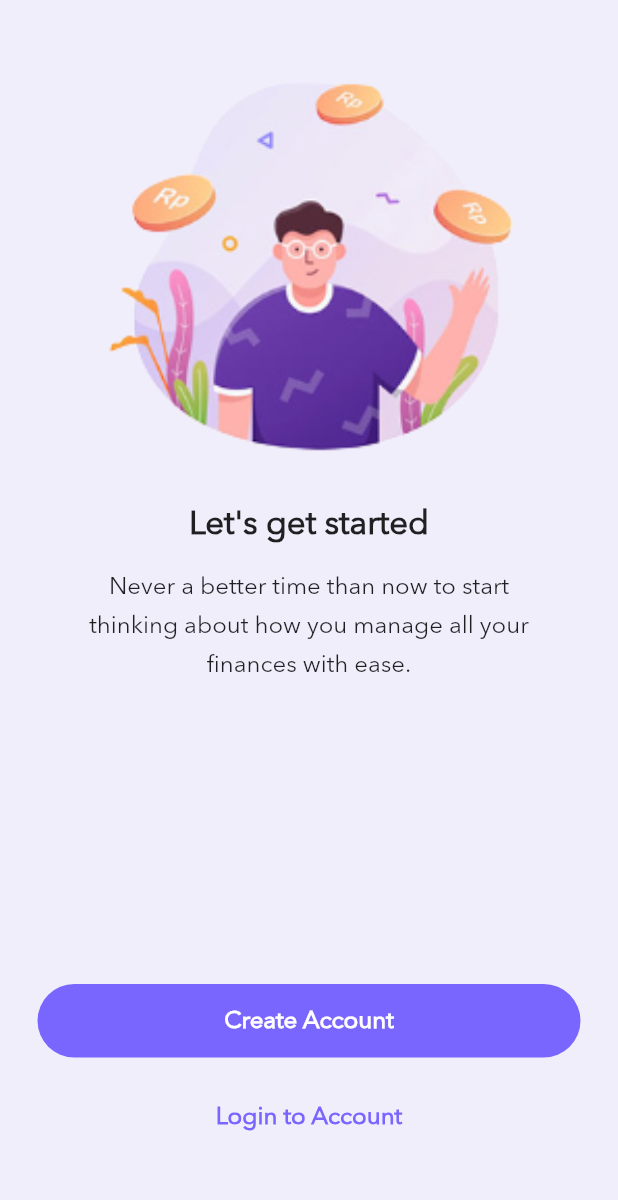
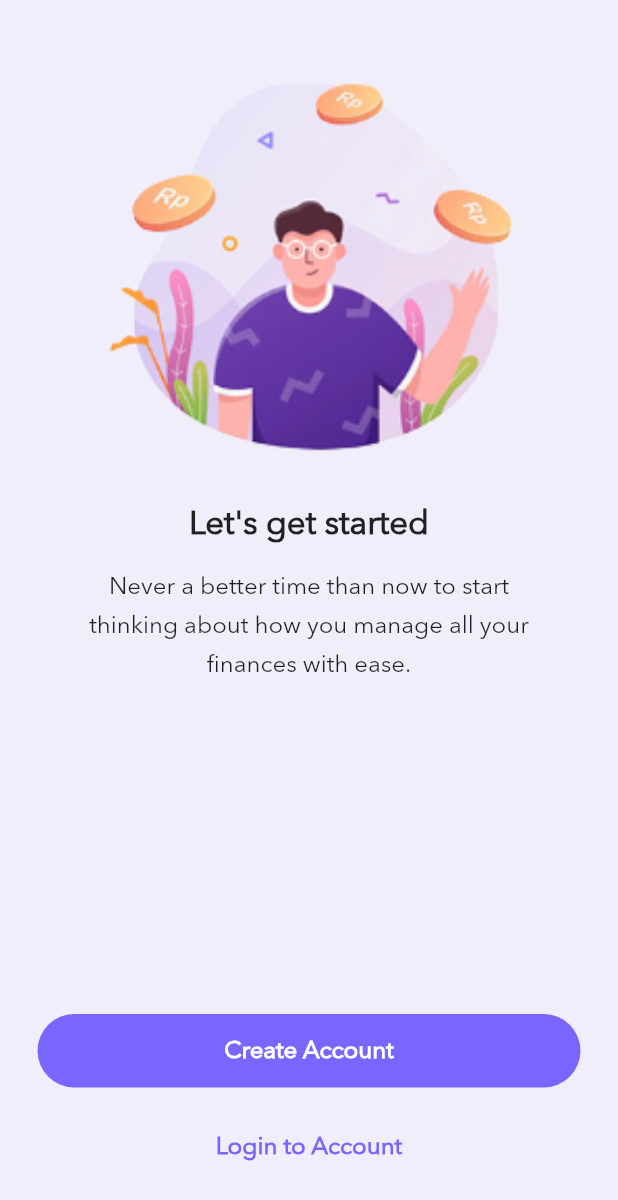
Before and after one commit to feMoraes0/finance-ui, a Flutter app: the screen it shows after launch, on a phone screen of 412 x 824 dp. Shown: the top 1200 px of the screen. Run offline on Flutter 3.47's test engine with Material 2 defaults, Android fonts, the phone set to English and light mode, and no system bars.

Commit message:
Updated images and fixed padding to 'get start' screen

```diff
--- a/lib/app/login/get_start.dart
+++ b/lib/app/login/get_start.dart
@@ -50,7 +50,7 @@ class GetStart extends StatelessWidget {
               ),
               /*** footer ***/
               Container(
-                padding: EdgeInsets.only(bottom: 70.0),
+                padding: EdgeInsets.only(bottom: 50.0),
                 child: Column(
                   children: <Widget>[
                     Container(
```
Also changed, not shown: pubspec.yaml (+5 -5 lines), assets/Icon002.jpg (deleted), assets/Icon002.png (added), assets/Icon003.jpg (deleted), assets/Icon003.png (added), assets/Icon004.jpg (deleted), assets/Icon004.png (added), assets/Icon005.jpg (deleted), assets/Icon005.png (added), assets/Icon006.jpg (deleted), assets/Icon006.png (added).
